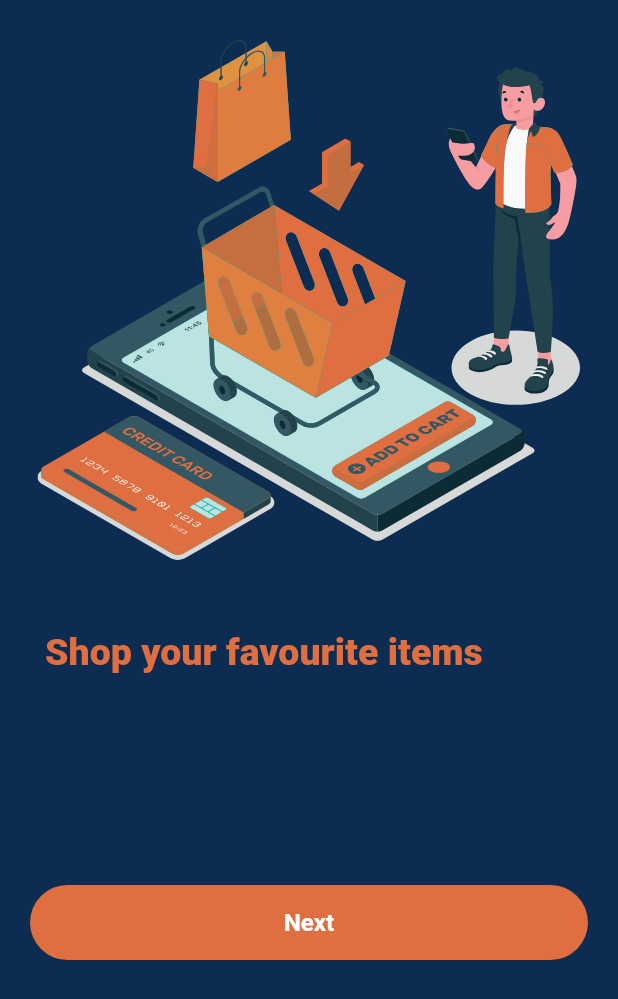
After one commit to Kodrillar/Intola, a Flutter app: the screen it shows after launch, after a tap on "Next", after a tap on "Previous", on a phone screen of 412 x 824 dp. The commit adds this screen. Shown: the top 999 px of the screen. Run offline on Flutter 3.47's test engine with Material 2 defaults, Android fonts, the phone set to English and light mode, and no system bars; our stand-ins replace cached_network_image, carousel_slider, flutter_riverpod, flutter_secure_storage, flutter_svg, image_picker; missing offline and left inert: flutterwave_standard; network calls fail.

Commit message:
fix: user onboarding feature

```diff
--- a/client/lib/src/app.dart
+++ b/client/lib/src/app.dart
@@ -30,7 +30,7 @@ class IntolaApp extends StatelessWidget {
       ),
       initialRoute: OnboardingScreen.id,
       routes: {
-        OnboardingScreen.id: (context) => const OnboardingScreen(),
+        OnboardingScreen.id: (context) => OnboardingScreen(),
         SignUpScreen.id: (context) => const SignUpScreen(),
         LoginScreen.id: (context) => const LoginScreen(),
         HomeScreen.id: (context) => const HomeScreen(),
--- a/client/lib/src/features/cart/presentation/screen/cart_screen.dart
+++ b/client/lib/src/features/cart/presentation/screen/cart_screen.dart
@@ -123,7 +123,7 @@ class _CartScreenState extends State<CartScreen> {
                     ),
                   );
                 },
-                buttonName: "Checkout",
+                buttonText: "Checkout",
                 buttonColor: kDarkBlue,
               )
             ],
--- a/client/lib/src/features/delivery/presentation/delivery_card.dart
+++ b/client/lib/src/features/delivery/presentation/delivery_card.dart
@@ -72,7 +72,7 @@ class _DeliveryCardState extends State<DeliveryCard> {
                     ),
                   );
                 },
-                buttonName: "Take delivery",
+                buttonText: "Take delivery",
                 buttonColor: kDarkBlue,
               ),
             )
--- a/client/lib/src/features/delivery/presentation/screen/delivery_detail_screen.dart
+++ b/client/lib/src/features/delivery/presentation/screen/delivery_detail_screen.dart
@@ -182,14 +182,14 @@ class _DeliveryDetailScreenState extends State<DeliveryDetailScreen> {
                   _buildSnackBar(),
                 );
               },
-              buttonName: "Accept",
+              buttonText: "Accept",
               buttonColor: kDarkBlue,
             ),
             CustomRoundButton(
               onTap: () {
                 Navigator.of(context).pop();
               },
-              buttonName: "Cancel",
+              buttonText: "Cancel",
             )
           ],
         ),
--- a/client/lib/src/features/delivery/presentation/upload_delivery_screen.dart
+++ b/client/lib/src/features/delivery/presentation/upload_delivery_screen.dart
@@ -158,7 +158,7 @@ class _UploadDeliveryScreenState extends State<UploadDeliveryScreen> {
                       });
                     }
                   },
-                  buttonName: "Upload",
+                  buttonText: "Upload",
                   buttonColor: kDarkBlue,
                 ),
         ),
--- a/client/lib/src/features/donation/presentation/screens/donation_cart_screen.dart
+++ b/client/lib/src/features/donation/presentation/screens/donation_cart_screen.dart
@@ -177,7 +177,7 @@ class _DonationCartScreenState extends State<DonationCartScreen> {
                 onTap: () {
                   _handleProductPayment(price: totalPrice);
                 },
-                buttonName: "Pay now",
+                buttonText: "Pay now",
                 buttonColor: kDarkBlue,
               )
             ],
--- a/client/lib/src/features/donation/presentation/screens/donation_product_screen.dart
+++ b/client/lib/src/features/donation/presentation/screens/donation_product_screen.dart
@@ -66,7 +66,7 @@ class _DonationProductScreenState extends State<DonationProductScreen> {
                 ),
               );
             },
-            buttonName: "Checkout",
+            buttonText: "Checkout",
             buttonColor: kDarkBlue,
           ),
         ],
--- a/client/lib/src/features/donation/presentation/screens/donation_shipping_info_screen.dart
+++ b/client/lib/src/features/donation/presentation/screens/donation_shipping_info_screen.dart
@@ -210,7 +210,7 @@ class _DonationShippingInfoScreenState
                 );
               }
             },
-            buttonName: "Done",
+            buttonText: "Done",
             buttonColor: kDarkBlue,
           ),
         ),
--- a/client/lib/src/features/product/presentation/screens/product_screen.dart
+++ b/client/lib/src/features/product/presentation/screens/product_screen.dart
@@ -225,14 +225,14 @@ class ProductButton extends StatelessWidget {
             onTap: () {
               addProductToCart();
             },
-            buttonName: "Add to cart",
+            buttonText: "Add to cart",
             buttonColor: kDarkBlue,
           ),
           CustomRoundButton(
             onTap: () {
               addProductToDonationCart();
             },
-            buttonName: "Donate",
+            buttonText: "Donate",
           )
         ],
       ),
--- a/client/lib/src/features/profile/presentation/profile_bottom_app_bar.dart
+++ b/client/lib/src/features/profile/presentation/profile_bottom_app_bar.dart
@@ -24,7 +24,7 @@ class ProfileBottomAppBar extends StatelessWidget {
                       title: "Not available!",
                       content: "coming soon...");
                 },
-                buttonName: "Update",
+                buttonText: "Update",
                 buttonColor: kDarkBlue,
               ),
             ),
@@ -34,7 +34,7 @@ class ProfileBottomAppBar extends StatelessWidget {
                   Navigator.pushNamedAndRemoveUntil(
                       context, LoginScreen.id, (route) => false);
                 },
-                buttonName: "Log out",
+                buttonText: "Log out",
                 buttonColor: kDarkBlue,
               ),
             ),
--- a/client/lib/src/features/shipping/presentation/screens/shipping_info_screen.dart
+++ b/client/lib/src/features/shipping/presentation/screens/shipping_info_screen.dart
@@ -279,7 +279,7 @@ class _ShippingInfoScreenState extends State<ShippingInfoScreen> {
                 _handleProductPayment();
               }
             },
-            buttonName: "Pay now",
+            buttonText: "Pay now",
             buttonColor: kDarkBlue,
           ),
         ),
--- /dev/null
+++ b/client/lib/src/features/user_onboarding/presentation/onboarding_screen_controller.dart
@@ -0,0 +1,38 @@
+import 'package:flutter_riverpod/flutter_riverpod.dart';
+import 'package:intola/src/features/user_onboarding/domain/model/onboarding_screen_model.dart';
+
+class OnboardingScreenController extends StateNotifier<int> {
+  OnboardingScreenController() : super(0);
+
+  void onPageChange(int pageIndex) {
+    state = pageIndex;
+  }
+
+  bool showNextButton() {
+    if (state == 0) return true;
+    return false;
+  }
+
+  int goToNextPage() {
+    state = ++state;
+    return state;
+  }
+
+  int goToPreviousPage() {
+    state = --state;
+    return state;
+  }
+
+  bool changeButtonText() {
+    if (state == OnboardingScreenModel.svgPicture.length - 1) return true;
+    return false;
+  }
+
+  bool navigateToAuthScreen() {
+    return changeButtonText();
+  }
+}
+
+final onboardingScreenControllerProvider =
+    StateNotifierProvider<OnboardingScreenController, int>(
+        (ref) => OnboardingScreenController());
--- /dev/null
+++ b/client/lib/src/features/user_onboarding/presentation/onboarding_view.dart
@@ -0,0 +1,101 @@
+import 'package:flutter/material.dart';
+import 'package:flutter_riverpod/flutter_riverpod.dart';
+import 'package:flutter_svg/svg.dart';
+import 'package:intola/src/features/auth/presentation/screen/sign_up/sign_up_screen.dart';
+import 'package:intola/src/features/user_onboarding/presentation/onboarding_screen_controller.dart';
+import 'package:intola/src/utils/constant.dart';
+import 'package:intola/src/widgets/buttons/custom_round_button.dart';
+
+class OnboardingView extends ConsumerWidget {
+  const OnboardingView({
+    Key? key,
+    required this.onboardingText,
+    required this.svgName,
+    required this.goToPage,
+  }) : super(key: key);
+
+  final String svgName;
+  final String onboardingText;
+  final void Function(int) goToPage;
+
+  @override
+  Widget build(BuildContext context, WidgetRef ref) {
+    final state = ref.watch(onboardingScreenControllerProvider.notifier);
+    return Container(
+      color: kDarkBlue,
+      width: MediaQuery.of(context).size.width,
+      child: ListView(
+        children: [
+          Container(
+            margin: const EdgeInsets.symmetric(
+              horizontal: 25,
+              vertical: 25,
+            ),
+            height: 350,
+            child: SvgPicture.asset(
+              "assets/onboardingSvg/" + svgName,
+            ),
+          ),
+          const SizedBox(height: 20),
+          Container(
+            height: 120,
+            margin: const EdgeInsets.symmetric(horizontal: 30),
+            child: Text(
+              onboardingText,
+              style: const TextStyle(
+                fontSize: 25,
+                fontWeight: FontWeight.w800,
+                color: kDarkOrange,
+              ),
+            ),
+          ),
+          const SizedBox(height: 50),
+          state.showNextButton()
+              ? CustomRoundButton(
+                  onTap: () {
+                    goToPage(
+                      ref
+                          .read(onboardingScreenControllerProvider.notifier)
+                          .goToNextPage(),
+                    );
+                  },
+                  buttonText: "Next",
+                )
+              : Row(
+                  mainAxisAlignment: MainAxisAlignment.spaceBetween,
+                  children: [
+                    CustomRoundButton(
+                      onTap: () {
+                        goToPage(
+                          ref
+                              .read(onboardingScreenControllerProvider.notifier)
+                              .goToPreviousPage(),
+                        );
+                      },
+                      buttonText: "Previous",
+                    ),
+                    CustomRoundButton(
+                      onTap: ref
+                              .read(onboardingScreenControllerProvider.notifier)
+                              .navigateToAuthScreen()
+                          ? () {
+                              Navigator.pushNamed(context, SignUpScreen.id);
+                            }
+                          : () {
+                              goToPage(
+                                ref
+                                    .read(onboardingScreenControllerProvider
+                                        .notifier)
+                                    .goToNextPage(),
+                              );
+                            },
+                      buttonText:
+                          state.changeButtonText() ? "Get started" : "Next",
+                    ),
+                  ],
+                ),
+        ],
+      ),
+    );
+  }
+}
--- a/client/lib/src/features/user_onboarding/presentation/screen/onboarding_screen.dart
+++ b/client/lib/src/features/user_onboarding/presentation/screen/onboarding_screen.dart
@@ -1,27 +1,22 @@
 import 'package:flutter/material.dart';
 import 'package:flutter/services.dart';
-import 'package:flutter_svg/flutter_svg.dart';
-import 'package:intola/src/features/auth/presentation/screen/sign_up/sign_up_screen.dart';
+import 'package:flutter_riverpod/flutter_riverpod.dart';
 import 'package:intola/src/features/user_onboarding/domain/model/onboarding_screen_model.dart';
+import 'package:intola/src/features/user_onboarding/presentation/onboarding_screen_controller.dart';
+import 'package:intola/src/features/user_onboarding/presentation/onboarding_view.dart';
 import 'package:intola/src/utils/constant.dart';
-import 'package:intola/src/widgets/buttons/custom_round_button.dart';
 
-class OnboardingScreen extends StatefulWidget {
-  const OnboardingScreen({Key? key}) : super(key: key);
+class OnboardingScreen extends ConsumerWidget {
+  OnboardingScreen({Key? key}) : super(key: key);
+  final PageController _pageController = PageController();
+
   static const id = "/onboardingScreen";
 
-  @override
-  _OnboardingScreenState createState() => _OnboardingScreenState();
-}
-
-class _OnboardingScreenState extends State<OnboardingScreen> {
-  final PageController _pageController = PageController();
-  int pageIndex = 0;
   final Duration _duration = const Duration(milliseconds: 200);
 
-  void goToPage(int requiredPageIndex) {
+  void goToPage(int pageIndex) {
     _pageController.animateToPage(
-      requiredPageIndex,
+      pageIndex,
       duration: _duration,
       curve: Curves.easeIn,
     );
@@ -34,94 +29,25 @@ class _OnboardingScreenState extends State<OnboardingScreen> {
   }
 
   @override
-  Widget build(BuildContext context) {
+  Widget build(BuildContext context, WidgetRef ref) {
     return Scaffold(
       backgroundColor: kDarkBlue,
       body: AnnotatedRegion<SystemUiOverlayStyle>(
         value: SystemUiOverlayStyle.light,
         child: PageView.builder(
-          onPageChanged: (newValue) {
-            setState(() {
-              pageIndex = newValue;
-            });
-          },
+          onPageChanged: ref
+              .read(onboardingScreenControllerProvider.notifier)
+              .onPageChange,
           controller: _pageController,
+          physics: const NeverScrollableScrollPhysics(),
           itemCount: OnboardingScreenModel.svgPicture.length,
-          itemBuilder: (context, index) => _buildOnboardingScreen(
-            OnboardingScreenModel.svgPicture[index],
-            OnboardingScreenModel.onboardingText[index],
+          itemBuilder: (context, index) => OnboardingView(
+            goToPage: goToPage,
+            svgName: OnboardingScreenModel.svgPicture[index],
+            onboardingText: OnboardingScreenModel.onboardingText[index],
           ),
         ),
       ),
     );
   }
-
-  Widget _buildOnboardingScreen(svg, onboardingText) {
-    return Container(
-      color: kDarkBlue,
-      width: MediaQuery.of(context).size.width,
-      child: ListView(
-        // mainAxisAlignment: MainAxisAlignment.spaceEvenly,
-        children: [
-          Container(
-            margin: const EdgeInsets.symmetric(
-              horizontal: 25,
-              vertical: 25,
-            ),
-            height: 350,
-            child: SvgPicture.asset(
-              "assets/onboardingSvg/" + svg,
-            ),
-          ),
-          const SizedBox(height: 20),
-          Container(
-            height: 120,
-            //  color: Colors.red,
-            margin: const EdgeInsets.symmetric(horizontal: 30),
-            child: Text(
-              onboardingText,
-              style: const TextStyle(
-                fontSize: 25,
-                fontWeight: FontWeight.w800,
-                color: kDarkOrange,
-              ),
-            ),
-          ),
-          const SizedBox(height: 50),
-          pageIndex == OnboardingScreenModel.svgPicture.length - 5
-              ? CustomRoundButton(
-                  onTap: () {
-                    goToPage(++pageIndex);
-                  },
-                  buttonName: "Next",
-                )
-              : Row(
-                  mainAxisAlignment: MainAxisAlignment.spaceBetween,
-                  children: [
-                    CustomRoundButton(
-                      onTap: () {
-                        goToPage(--pageIndex);
-                      },
-                      buttonName: "Previous",
-                    ),
-                    CustomRoundButton(
-                      onTap: pageIndex ==
-                              OnboardingScreenModel.svgPicture.length - 1
-                          ? () {
-                              Navigator.pushNamed(context, SignUpScreen.id);
-                            }
-                          : () {
-                              goToPage(++pageIndex);
-                            },
-                      buttonName: pageIndex ==
-                              OnboardingScreenModel.svgPicture.length - 1
-                          ? "Get started"
-                          : "Next",
-                    ),
-                  ],
-                ),
-        ],
-      ),
-    );
-  }
 }
--- a/client/lib/src/widgets/buttons/custom_round_button.dart
+++ b/client/lib/src/widgets/buttons/custom_round_button.dart
@@ -5,13 +5,13 @@ class CustomRoundButton extends StatelessWidget {
   const CustomRoundButton({
     Key? key,
     required this.onTap,
-    required this.buttonName,
+    required this.buttonText,
     this.buttonColor = kDarkOrange,
     this.width = 120,
   }) : super(key: key);
 
   final void Function() onTap;
-  final String buttonName;
+  final String buttonText;
   final double? width;
   final Color? buttonColor;
   @override
@@ -25,7 +25,7 @@ class CustomRoundButton extends StatelessWidget {
           height: 50,
           child: Center(
             child: Text(
-              buttonName,
+              buttonText,
               style: const TextStyle(
                 fontSize: 16,
                 fontWeight: FontWeight.w700,
```
Also changed, not shown: client/lib/src/features/auth/presentation/screen/sign_up/sign_up_screen.dart (+6 -1 lines).
